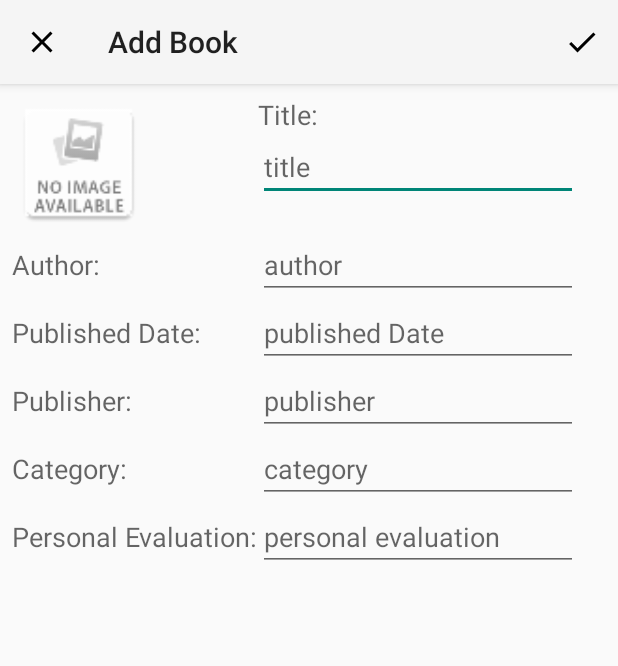
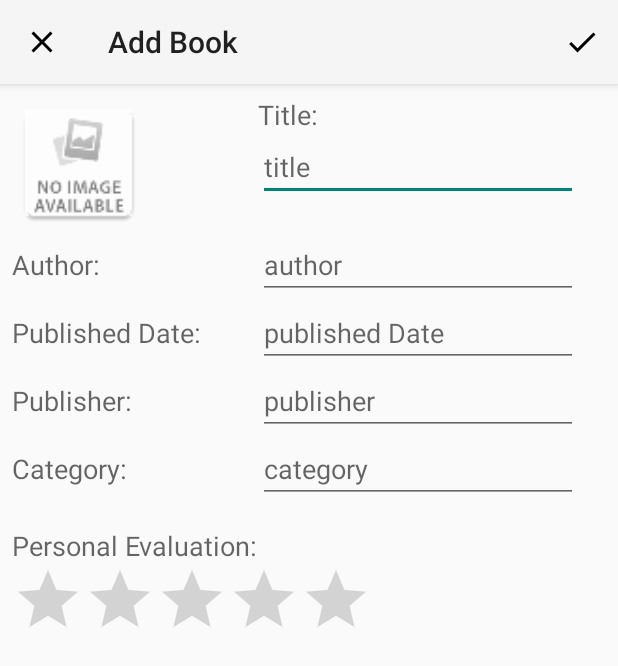
Before and after one commit to PauUPC/BookDatabase, an Android app: the NewBookForm screen opened directly, with no data from a screen before it, on a phone screen of 412 x 824 dp. Shown: the top 666 px of the screen. Run offline under Robolectric (Android 15) with nearby library versions, the phone set to English and light mode, and no system bars; 1 statement that could not run was skipped.

Commit message:
3.2
created asynctask to get thumbnail bitmap

```diff
--- a/BookDatabase/app/src/main/java/marcer/pau/bookdatabase/database/BookData.java
+++ b/BookDatabase/app/src/main/java/marcer/pau/bookdatabase/database/BookData.java
@@ -84,7 +84,7 @@ public class BookData {
     }
 
     private Book cursorToBook(Cursor cursor) {
-        Book book = new Book(cursor.getString(1), cursor.getString(2), null, null, null, null, null);
+        Book book = new Book(cursor.getString(1), cursor.getString(2), null, null, null, 0, null);
         book.setID(cursor.getLong(0));
         return book;
     }
--- a/BookDatabase/app/src/main/java/marcer/pau/bookdatabase/database/MySQLiteHelper.java
+++ b/BookDatabase/app/src/main/java/marcer/pau/bookdatabase/database/MySQLiteHelper.java
@@ -29,7 +29,7 @@ public class MySQLiteHelper extends SQLiteOpenHelper {
             + COLUMN_YEAR + " integer, "
             + COLUMN_PUBLISHER + " text not null, "
             + COLUMN_CATEGORY + " text not null, "
-            + COLUMN_PERSONAL_EVALUATION + " text"
+            + COLUMN_PERSONAL_EVALUATION + " real"
             + COLUMN_THUMBNAIL_PATH + "text"
             + ");";
 
--- a/BookDatabase/app/src/main/java/marcer/pau/bookdatabase/newBook/NewBookForm.java
+++ b/BookDatabase/app/src/main/java/marcer/pau/bookdatabase/newBook/NewBookForm.java
@@ -2,6 +2,7 @@ package marcer.pau.bookdatabase.newBook;
 
 import android.app.Activity;
 import android.content.Intent;
+import android.graphics.Bitmap;
 import android.os.Bundle;
 import android.support.v7.app.AppCompatActivity;
 import android.support.v7.widget.Toolbar;
@@ -9,12 +10,14 @@ import android.view.Menu;
 import android.view.MenuItem;
 import android.widget.EditText;
 import android.widget.ImageView;
+import android.widget.RatingBar;
 
+import marcer.pau.bookdatabase.api.RequestThumbnail;
 import marcer.pau.bookdatabase.serializables.Book;
 import marcer.pau.bookdatabase.R;
 
 
-public class NewBookForm extends AppCompatActivity {
+public class NewBookForm extends AppCompatActivity implements RequestThumbnail.AsyncResponse {
 
     private Toolbar toolbar;
     private ImageView thumbnail;
@@ -23,18 +26,19 @@ public class NewBookForm extends AppCompatActivity {
     private EditText publishedDate;
     private EditText publisher;
     private EditText category;
-    private EditText personal_evaluation;
+    private RatingBar personal_evaluation;
     private Book book;
+    private RequestThumbnail requestThumbnail;
     private static final String BOOK_KEY = "BOOK";
 
     @Override
     protected void onCreate(Bundle savedInstanceState) {
         super.onCreate(savedInstanceState);
         setContentView(R.layout.add_book_form);
-
         createToolbar();
         createObjects();
         createListeners();
+        populate();
     }
 
     @Override
@@ -68,6 +72,7 @@ public class NewBookForm extends AppCompatActivity {
 
     private void createObjects(){
         book = (Book) getIntent().getSerializableExtra(BOOK_KEY);
+        requestThumbnail = new RequestThumbnail(this);
     }
 
     private void createListeners(){
@@ -77,13 +82,20 @@ public class NewBookForm extends AppCompatActivity {
         publishedDate = (EditText) findViewById(R.id.addbookform_pubdate);
         publisher = (EditText) findViewById(R.id.addbookform_publisher);
         category = (EditText) findViewById(R.id.addbookform_cat);
-        personal_evaluation = (EditText) findViewById(R.id.addbookform_eval);
+        personal_evaluation = (RatingBar) findViewById(R.id.addbookform_eval);
+        //TODO: set button listeners
+    }
 
+    private void populate(){
         if(book != null) {
             title.setText(book.getTitle());
             author.setText(book.getAuthor());
+            publishedDate.setText(book.getPublishedDate());
+            publisher.setText(book.getPublisher());
+            category.setText(book.getCategory());
+            personal_evaluation.setRating(book.getPersonal_evaluation());
+            getBitmapFrmURL(book.getThumbnailPath());
         }
-        //TODO: set button listeners
     }
 
     private void saveBook(){
@@ -104,7 +116,7 @@ public class NewBookForm extends AppCompatActivity {
                 publishedDate.getText().toString(),
                 publisher.getText().toString(),
                 category.getText().toString(),
-                personal_evaluation.getText().toString(),
+                personal_evaluation.getNumStars(),
                 thumbnail
                 );
     }
@@ -115,4 +127,13 @@ public class NewBookForm extends AppCompatActivity {
         setResult(Activity.RESULT_OK, resultIntent);
         finish();
     }
+
+    private void getBitmapFrmURL(String url) {
+        requestThumbnail.execute(url);
+    }
+
+    @Override
+    public void processFinish(Bitmap image) {
+        thumbnail.setImageBitmap(image);
+    }
 }
--- a/BookDatabase/app/src/main/res/layout-port/add_book_form.xml
+++ b/BookDatabase/app/src/main/res/layout-port/add_book_form.xml
@@ -36,7 +36,7 @@
             android:layout_gravity="fill_horizontal"
             app:columnCount="3"
             app:orientation="horizontal"
-            app:rowCount="7"
+            app:rowCount="9"
             android:layout_alignParentTop="true"
             android:layout_alignParentStart="true">
 
@@ -161,27 +161,58 @@
                 app:layout_column="1"
                 android:hint="@string/category_hint" />
 
+            <!--<TextView-->
+                <!--android:text="@string/personal_evaluation"-->
+                <!--android:layout_width="wrap_content"-->
+                <!--android:layout_height="wrap_content"-->
+                <!--android:id="@+id/textView9"-->
+                <!--android:textAppearance="@android:style/TextAppearance.Material.Medium"-->
+                <!--android:layout_weight="1"-->
+                <!--app:layout_row="6"-->
+                <!--app:layout_column="0" />-->
+
+            <!--<EditText-->
+                <!--android:layout_width="wrap_content"-->
+                <!--android:layout_height="wrap_content"-->
+                <!--android:ems="10"-->
+                <!--android:id="@+id/addbookform_eval"-->
+                <!--android:inputType="text"-->
+                <!--android:maxLines="1"-->
+                <!--android:layout_weight="1"-->
+                <!--app:layout_row="6"-->
+                <!--app:layout_column="1"-->
+                <!--android:hint="@string/personal_evaluation_hint" />-->
+
             <TextView
-                android:text="@string/personal_evaluation"
+            android:text="@string/personal_evaluation"
+            android:layout_width="wrap_content"
+            android:layout_height="wrap_content"
+            android:id="@+id/textView9"
+            android:textAppearance="@android:style/TextAppearance.Material.Medium"
+            android:layout_weight="1"
+            app:layout_row="7"
+            app:layout_column="0" />
+
+            <Space
                 android:layout_width="wrap_content"
                 android:layout_height="wrap_content"
-                android:id="@+id/textView9"
-                android:textAppearance="@android:style/TextAppearance.Material.Medium"
-                android:layout_weight="1"
                 app:layout_row="6"
-                app:layout_column="0" />
+                app:layout_column="0"
+                android:layout_margin="@dimen/nav_header_vertical_spacing" />
 
-            <EditText
+            <RatingBar
                 android:layout_width="wrap_content"
                 android:layout_height="wrap_content"
-                android:ems="10"
                 android:id="@+id/addbookform_eval"
-                android:inputType="text"
-                android:maxLines="1"
-                android:layout_weight="1"
-                app:layout_row="6"
-                app:layout_column="1"
-                android:hint="@string/personal_evaluation_hint" />
+                app:layout_row="8"
+                app:layout_column="0"
+                app:layout_columnSpan="3"
+                android:numStars="5"
+                android:rating="0"
+                android:stepSize="1"
+                android:theme="@style/RatingBar"/>
+
+
 
 
         </android.support.v7.widget.GridLayout>
```
Also changed, not shown: BookDatabase/app/src/main/java/marcer/pau/bookdatabase/api/requestThumbnail.java (added, +46 -0 lines), BookDatabase/app/src/main/java/marcer/pau/bookdatabase/serializables/Book.java (+14 -10 lines), BookDatabase/app/src/main/res/values/colors.xml (+27 -0 lines).
